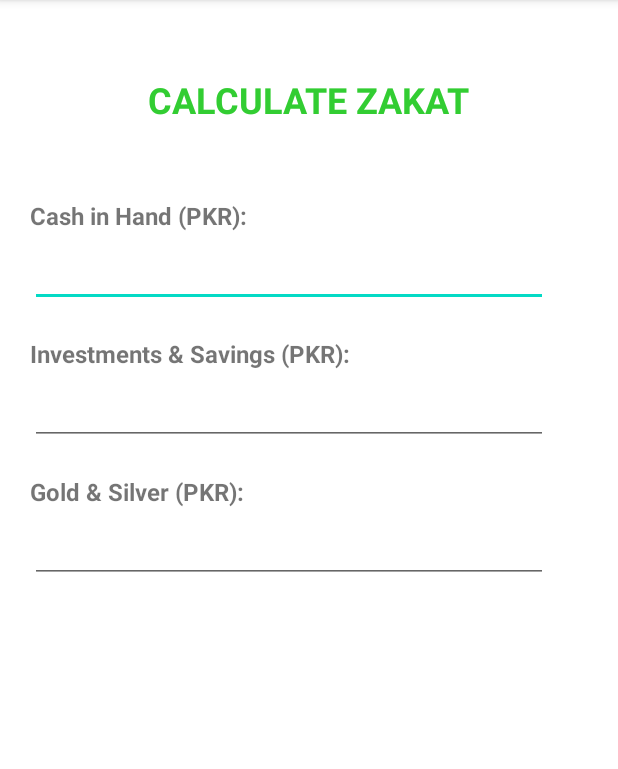
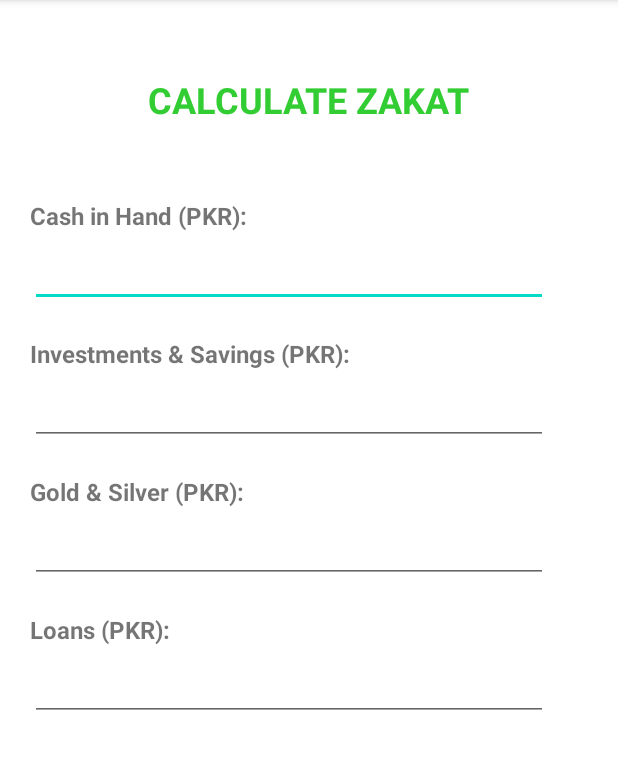
Before and after one commit to rmahmadkhan/zakat-calculator, an Android app: the screen it shows after launch (MainActivity), on a phone screen of 412 x 824 dp, the part 84-853 px from its top. Run offline under Robolectric (Android 15) with nearby library versions, the phone set to English and light mode, and no system bars.

Commit message:
Added textViewLoans & editTextLoans

```diff
--- a/app/src/main/res/layout/activity_main.xml
+++ b/app/src/main/res/layout/activity_main.xml
@@ -102,4 +102,31 @@
         app:layout_constraintStart_toStartOf="parent"
         app:layout_constraintTop_toBottomOf="@+id/textViewGoldSilver" />
 
+    <TextView
+        android:id="@+id/textViewLoans"
+        android:layout_width="wrap_content"
+        android:layout_height="wrap_content"
+        android:layout_marginStart="20dp"
+        android:layout_marginTop="20dp"
+        android:text="Loans (PKR):"
+        android:textSize="16sp"
+        android:textStyle="bold"
+        app:layout_constraintStart_toStartOf="parent"
+        app:layout_constraintTop_toBottomOf="@+id/editTextGoldSilver" />
+
+    <EditText
+        android:id="@+id/editTextLoans"
+        android:layout_width="345dp"
+        android:layout_height="40dp"
+        android:layout_marginStart="20dp"
+        android:layout_marginTop="10dp"
+        android:ems="10"
+        android:hint="0"
+        android:inputType="number"
+        android:text="0"
+        android:textColor="#FFFFFF"
+        android:textColorHint="#FFFFFF"
+        app:layout_constraintStart_toStartOf="parent"
+        app:layout_constraintTop_toBottomOf="@+id/textViewLoans" />
+
 </androidx.constraintlayout.widget.ConstraintLayout>
```
